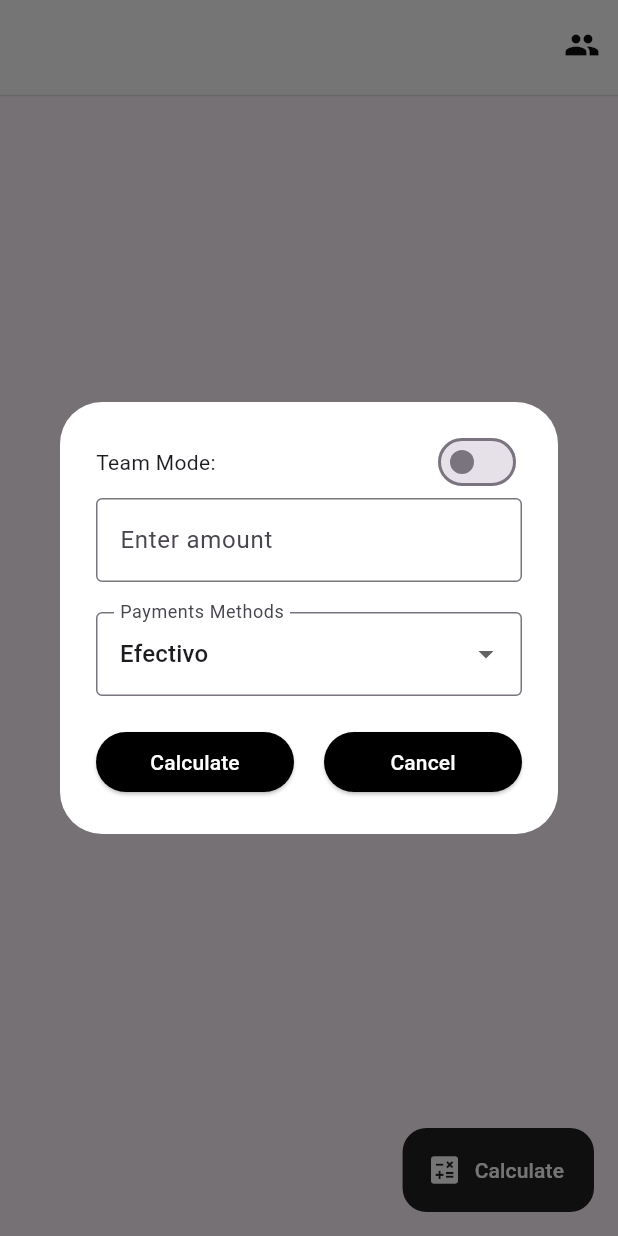
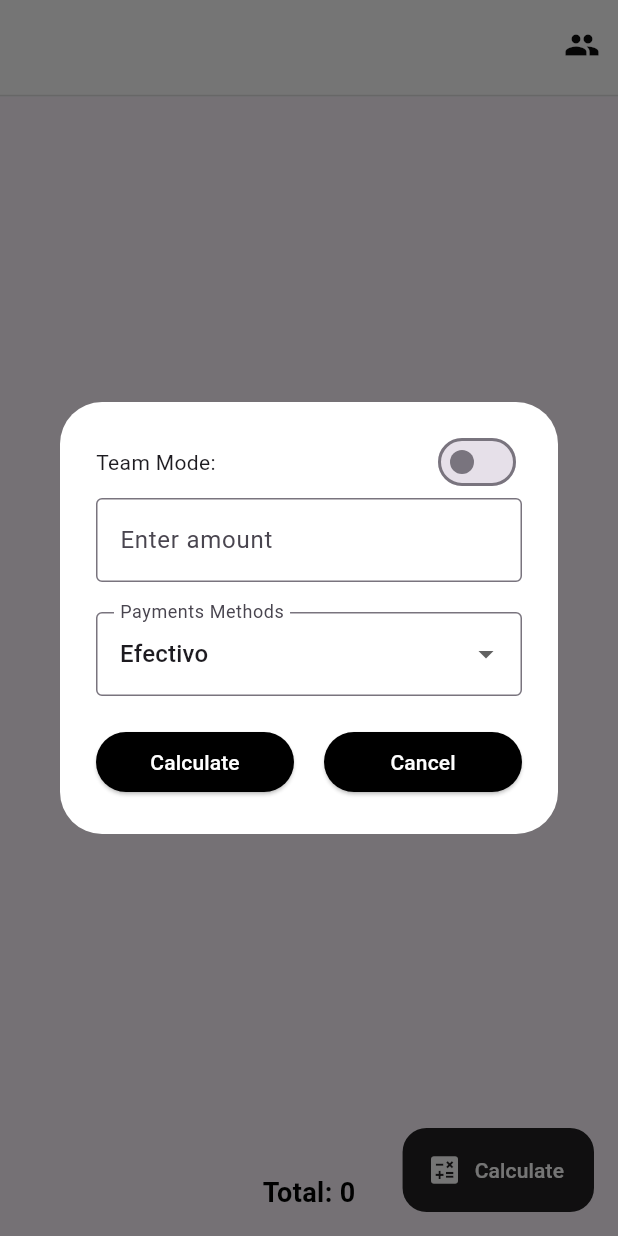
Before and after one commit to Hidd33n/ControlTotal, a Flutter app: the HomePage screen opened by its route, after a tap on the "person" icon, after a tap on "Calculate", on a phone screen of 412 x 824 dp. Run offline on Flutter 3.47's test engine with Material 3 defaults, Android fonts, the phone set to English and light mode, and no system bars; our stand-ins replace badges, cloud_firestore, easy_localization, firebase_auth, firebase_core, firebase_messaging and 7 more; accounts and stored records are empty.

Commit message:
Add counter to Only and Team account list

```diff
--- /dev/null
+++ b/lib/functions/count_services.dart
@@ -0,0 +1,89 @@
+import 'package:flutter/material.dart';
+import 'package:cloud_firestore/cloud_firestore.dart';
+
+class CountServices extends StatefulWidget {
+  final String userId;
+  final bool isTeamCount;
+
+  CountServices({
+    required this.userId,
+    required this.isTeamCount,
+    Key? key,
+  }) : super(key: key);
+
+  @override
+  _CountServicesState createState() => _CountServicesState();
+}
+
+class _CountServicesState extends State<CountServices> {
+  final ValueNotifier<int> totalAmountNotifier = ValueNotifier<int>(0);
+
+  void updateTotalAmount(int newAmount) {
+    totalAmountNotifier.value = newAmount;
+  }
+
+  @override
+  Widget build(BuildContext context) {
+    return StreamBuilder<QuerySnapshot>(
+      stream: widget.isTeamCount
+          ? FirebaseFirestore.instance
+              .collection('users')
+              .doc(widget.userId)
+              .collection('friends')
+              .doc('team')
+              .collection('calculos')
+              .snapshots()
+          : FirebaseFirestore.instance
+              .collection('users')
+              .doc(widget.userId)
+              .collection('calculos')
+              .snapshots(),
+      builder: (context, snapshot) {
+        if (snapshot.connectionState == ConnectionState.waiting) {
+          return const CircularProgressIndicator();
+        }
+
+        if (snapshot.hasError) {
+          return Text('Error: ${snapshot.error}');
+        }
+
+        if (!snapshot.hasData || snapshot.data!.docs.isEmpty) {
+          updateTotalAmount(0); // Mostrar el total inicial
+        }
+
+        // Calcular el total sumando los valores de 'monto_final'
+        int totalAmount = 0;
+        for (var doc in snapshot.data!.docs) {
+          Map<String, dynamic> data = doc.data() as Map<String, dynamic>;
+          final montoFinal = data['monto_final'];
+          if (montoFinal is int) {
+            totalAmount += montoFinal;
+          } else if (montoFinal is num) {
+            totalAmount += montoFinal.toInt();
+          } else {
+            print('Warning: data[\'monto_final\'] no es de tipo int o num.');
+          }
+        }
+
+        updateTotalAmount(totalAmount);
+
+        return Container(
+          padding: const EdgeInsets.all(16.0),
+          child: ValueListenableBuilder<int>(
+            valueListenable: totalAmountNotifier,
+            builder: (context, totalAmount, _) {
+              return Text(
+                'Total: $totalAmount',
+                style: const TextStyle(
+                  fontSize: 18.0,
+                  fontWeight: FontWeight.bold,
+                  color: Colors.black,
+                ),
+              );
+            },
+          ),
+        );
+      },
+    );
+  }
+}
--- a/lib/functions/switch_list.dart
+++ b/lib/functions/switch_list.dart
@@ -8,6 +8,8 @@ class SwitchList extends StatelessWidget {
   final FirebaseAuth _auth = FirebaseAuth.instance; // Instancia de FirebaseAuth
   final FirebaseFirestore _firestore =
       FirebaseFirestore.instance; // Instancia de FirebaseFirestore
+  int totalAmount = 0; // Nueva propiedad para almacenar el total de montos
+  final TextEditingController counterController = TextEditingController();
 
   Widget buildAccountList() {
     User? user = _auth.currentUser;
--- a/lib/pages/home_view.dart
+++ b/lib/pages/home_view.dart
@@ -1,7 +1,9 @@
+import 'package:calcu/functions/count_services.dart';
 import 'package:calcu/functions/home_services.dart';
 import 'package:calcu/functions/switch_list.dart';
 import 'package:calcu/utils/dialog_utils.dart';
 import 'package:easy_localization/easy_localization.dart';
+import 'package:firebase_auth/firebase_auth.dart';
 import 'package:flutter/material.dart';
 import 'package:google_fonts/google_fonts.dart';
 
@@ -15,6 +17,8 @@ class HomePage extends StatefulWidget {
 class _HomePageState extends State<HomePage> {
   final _controller = TextEditingController();
   final HomeService _homeService = HomeService();
+  final SwitchList _switchList = SwitchList();
+  final FirebaseAuth _auth = FirebaseAuth.instance;
 
   String _username = '';
   bool _showFriendsCalculations = false;
@@ -44,6 +48,7 @@ class _HomePageState extends State<HomePage> {
 
   @override
   Widget build(BuildContext context) {
+    User? user = _auth.currentUser;
     return Scaffold(
       appBar: AppBar(
         title: Text(
@@ -92,10 +97,23 @@ class _HomePageState extends State<HomePage> {
         ),
         icon: const Icon(Icons.calculate, color: Colors.white),
       ),
-      body: _showFriendsCalculations
-          ? SwitchList()
-              .buildTeamAccountList() //Archivo ubicado en functions switch_list.dart
-          : SwitchList().buildAccountList(),
+      body: Column(
+        children: [
+          Expanded(
+            child: _showFriendsCalculations
+                ? _switchList.buildTeamAccountList()
+                : _switchList.buildAccountList(),
+          ),
+          Column(
+            children: [
+              if (_showFriendsCalculations && user != null)
+                CountServices(userId: user.uid, isTeamCount: true),
+              if (!_showFriendsCalculations && user != null)
+                CountServices(userId: user.uid, isTeamCount: false),
+            ],
+          )
+        ],
+      ),
     );
   }
 }
```
